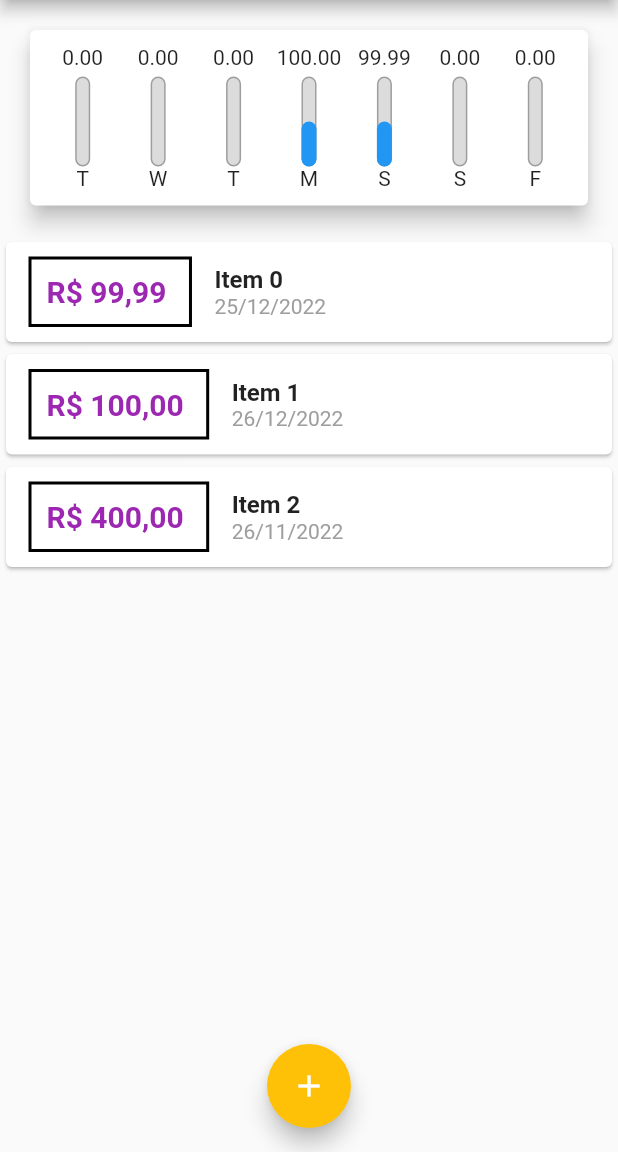
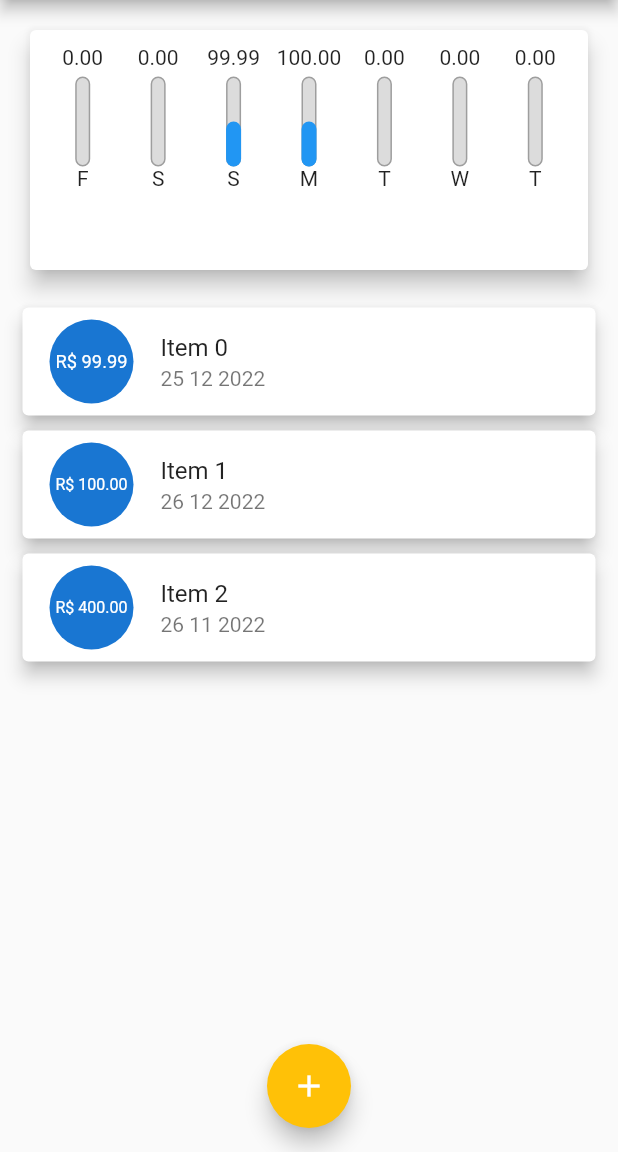
Before and after one commit to Dracorike/Financas, a Flutter app: the screen it shows after launch, on a phone screen of 412 x 824 dp, the part 84-1236 px from its top. Run offline on Flutter 3.47's test engine with Material 2 defaults, Android fonts, the phone set to English and light mode, and no system bars; Roboto replaces fonts that are missing (Arial).

Commit message:
[main] Melhora no layout.

```diff
--- a/lib/ui/components/chart.dart
+++ b/lib/ui/components/chart.dart
@@ -8,7 +8,9 @@ class Chart extends StatelessWidget {
   final List<Transaction> recentTransactions;
   final int sevenDaysWeek = 7;
   List<Map<String, Object>> get groupedTransaction {
-    return List.generate(sevenDaysWeek, (index) {
+    return List.generate(
+      sevenDaysWeek,
+      (index) {
         double totalSum = 0.0;
         final weekDay = DateTime.now().subtract(
           Duration(days: index),
@@ -28,7 +30,8 @@ class Chart extends StatelessWidget {
           'day': DateFormat.E().format(weekDay)[0],
           'value': totalSum,
         };
-    });
+      },
+    ).reversed.toList();
   }
 
   double get _weekTotalValue {
@@ -39,7 +42,9 @@ class Chart extends StatelessWidget {
 
   @override
   Widget build(BuildContext context) {
-    return Card(
+    return SizedBox(
+      height: 200,
+      child: Card(
         elevation: 6,
         margin: const EdgeInsets.all(20),
         child: Padding(
@@ -52,7 +57,8 @@ class Chart extends StatelessWidget {
                   fit: FlexFit.tight,
                   child: ChartBar(
                     label: objectTransaction['day'] as String,
-                  percentage: (objectTransaction['value'] as double) /_weekTotalValue,
+                    percentage:
+                        (objectTransaction['value'] as double) / _weekTotalValue,
                     value: objectTransaction['value'] as double,
                   ),
                 );
@@ -60,6 +66,7 @@ class Chart extends StatelessWidget {
             ],
           ),
         ),
+      ),
     );
   }
 }
--- a/lib/ui/components/list_transaction.dart
+++ b/lib/ui/components/list_transaction.dart
@@ -1,6 +1,6 @@
 import 'package:financas/model/transaction.dart';
-import 'package:financas/ui/components/transaction_card.dart';
 import 'package:flutter/material.dart';
+import 'package:intl/intl.dart';
 
 class ListTransaction extends StatelessWidget {
   const ListTransaction({super.key, required this.listTransaction});
@@ -8,12 +8,33 @@ class ListTransaction extends StatelessWidget {
   @override
   Widget build(BuildContext context) {
     return SizedBox(
-      height: 300,
+      height: 500,
       child: ListView.builder(
         itemCount: listTransaction.length,
         itemBuilder: (context, index) {
           final transaction = listTransaction[index];
-          return TransactionCard(transaction: transaction);
+          return Card(
+            elevation: 5,
+            margin: const EdgeInsets.symmetric(
+              horizontal: 15,
+              vertical: 5
+            ),
+            child: ListTile(
+              leading: CircleAvatar(
+                radius: 30,
+                child: Padding(
+                  padding: const EdgeInsets.all(6),
+                  child: FittedBox(
+                    child: Text('R\$ ${transaction.value.toStringAsFixed(2)}'),
+                  ),
+                ),
+              ),
+              title: Text(transaction.title),
+              subtitle: Text(
+                DateFormat("dd MM yyyy").format(transaction.date),
+              ),
+            ),
+          );
         },
       ),
     );
```
Lines whose indentation alone changed are shown as unchanged.
